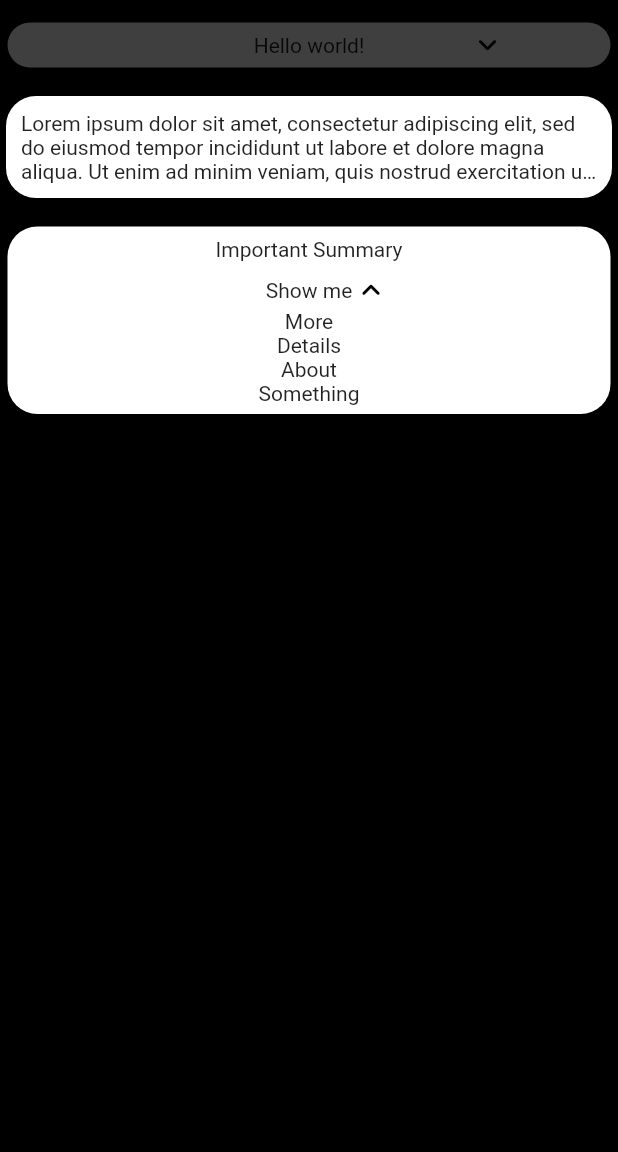
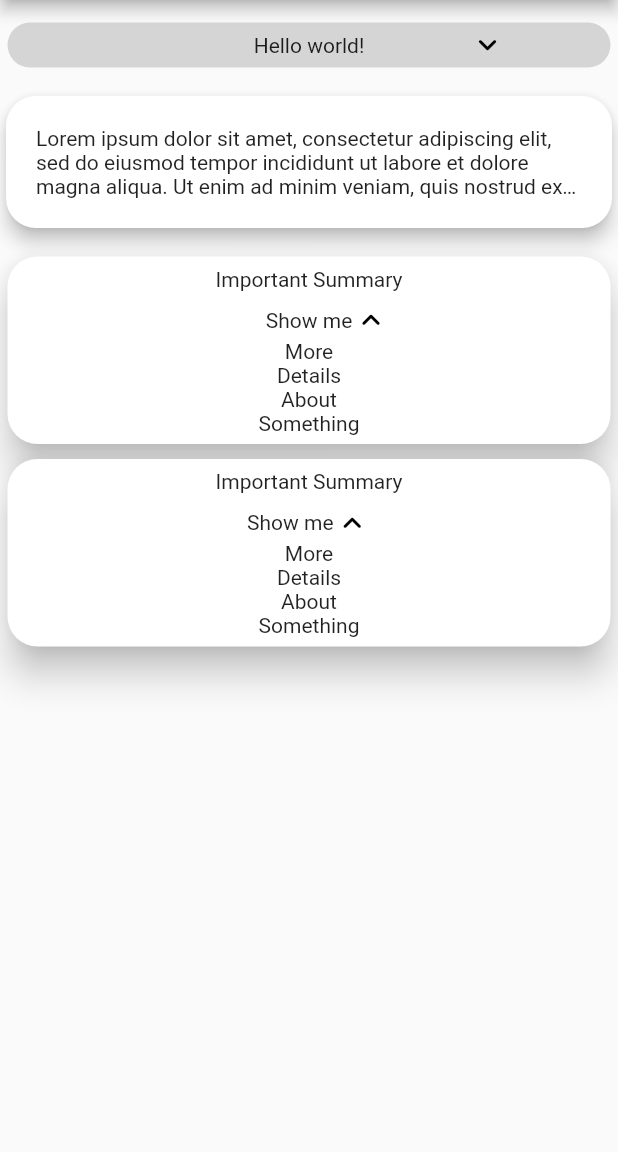
Before and after one commit to fatihozkan-github/ExpandableWidgets, a Flutter app: the screen it shows after launch, on a phone screen of 412 x 824 dp, the part 84-1236 px from its top. Run offline on Flutter 3.47's test engine with Material 2 defaults, Android fonts, the phone set to English and light mode, and no system bars.

Commit message:
• Backup

```diff
--- a/lib/example/main.dart
+++ b/lib/example/main.dart
@@ -1,4 +1,5 @@
 import 'package:expandable_widgets/expandable_widgets.dart';
+import 'package:expandable_widgets/src/expandable_text_widget.dart';
 import 'package:flutter/material.dart';
 
 void main() => runApp(MyApp());
@@ -8,7 +9,6 @@ class MyApp extends StatelessWidget {
   Widget build(BuildContext context) {
     return MaterialApp(
       home: Scaffold(
-        backgroundColor: Colors.black,
         appBar: AppBar(
           title: Center(child: Text('Expandable Widget Showcase')),
         ),
@@ -40,13 +40,14 @@ class MyApp extends StatelessWidget {
             SizedBox(height: 10),
 
             /// For long texts
-            ExpandableWidget.singleTextChild(
+            ExpandableTextWidget.singleTextChild(
               text:
                   'Lorem ipsum dolor sit amet, consectetur adipiscing elit, sed do eiusmod tempor incididunt ut labore et dolore magna aliqua. Ut enim ad minim veniam, quis nostrud exercitation ullamco laboris nisi ut aliquip ex ea commodo consequat. Duis aute irure dolor in reprehenderit in voluptate velit esse cillum dolore eu fugiat nulla pariatur. Excepteur sint occaecat cupidatat non proident, sunt in culpa qui officia deserunt mollit anim id est laborum. Lorem ipsum dolor sit amet, consectetur adipiscing elit, sed do eiusmod tempor incididunt ut labore et dolore magna aliqua. Ut enim ad minim veniam, quis nostrud exercitation ullamco laboris nisi ut aliquip ex ea commodo consequat. Duis aute irure dolor in reprehenderit in voluptate velit esse cillum dolore eu fugiat nulla pariatur. Excepteur sint occaecat cupidatat non proident, sunt in culpa qui officia deserunt mollit anim id est laborum.',
               maxLines: 3,
               elevation: 5,
-              padding: EdgeInsets.all(10),
+              padding: EdgeInsets.all(20),
               animationDuration: Duration(seconds: 1),
+
             ),
             SizedBox(height: 10),
 
@@ -75,14 +76,38 @@ class MyApp extends StatelessWidget {
               ),
               additionalWidget: Text('Show me'),
             ),
+            ExpandableWidget.extended(
+              elevation: 10,
+              initiallyExpanded: true,
+              centralizePrimaryWidget: false,
+              centralizeAdditionalWidget: false,
+              primaryWidget: Container(
+                height: 30,
+                child: Center(child: Text('Important Summary')),
+              ),
+              secondaryWidget: Container(
+                height: 70,
+                child: Center(
+                  child: Column(
+                    children: [
+                      Text('More'),
+                      Text('Details'),
+                      Text('About'),
+                      Text('Something'),
+                    ],
+                  ),
+                ),
+              ),
+              additionalWidget: Text('Show me'),
+            ),
             SizedBox(height: 10),
 
             /// Example with background image
             Padding(
               padding: EdgeInsets.symmetric(horizontal: 300.0),
               child: ExpandableWidget(
-                // primaryWidget: Container(height: 30),
-                primaryWidget: Text('ADfdg'),
+                primaryWidget: Container(height: 30),
+                // primaryWidget: Text('ADfdg'),
                 secondaryWidget: Container(height: 30),
                 showArrowIcon: true,
                 backgroundImage: DecorationImage(
--- a/lib/src/expandable.dart
+++ b/lib/src/expandable.dart
@@ -199,8 +199,10 @@ class _ExpandableState extends State<Expandable> with TickerProviderStateMixin {
     color: Colors.transparent,
     size: 25.0,
   );
+
   ShapeBorder defaultShapeBorder = RoundedRectangleBorder(
       borderRadius: BorderRadius.all(Radius.circular(20)));
+
   @override
   Widget build(BuildContext context) {
     RotationTransition defaultRotation = RotationTransition(
--- /dev/null
+++ b/lib/src/expandable_text_widget.dart
@@ -0,0 +1,31 @@
+import 'package:expandable_widgets/src/expandable_text.dart';
+import 'package:flutter/material.dart';
+
+class ExpandableTextWidget extends ExpandableText {
+  /// • Provides an expandable widget for a long text.
+  ///
+  /// • See [Expandable] for more details.
+  ExpandableTextWidget.singleTextChild({
+    String? text,
+    Color? backGroundColor,
+    double? elevation = 0,
+    EdgeInsets? padding,
+    int? maxLines = 2,
+    ShapeBorder? shape,
+    Duration? animationDuration = const Duration(milliseconds: 100),
+    Function? onPressed,
+    TextStyle? textStyle,
+  })  : assert(text != null),
+        super(
+        backgroundColor: backGroundColor,
+        text: text,
+        elevation: elevation,
+        padding: padding,
+        maxLines: maxLines,
+        shape: shape,
+        animationDuration: animationDuration,
+        onPressed: onPressed,
+        textStyle: textStyle,
+      );
+
+}
--- a/lib/src/expandable_widget.dart
+++ b/lib/src/expandable_widget.dart
@@ -41,32 +41,6 @@ class ExpandableWidget extends Expandable {
           centralizePrimaryWidget: centralizePrimaryWidget,
         );
 
-  /// • Provides an expandable widget for a long text.
-  ///
-  /// • See [Expandable] for more details.
-  ExpandableWidget.singleTextChild({
-    String? text,
-    Color? backGroundColor,
-    double? elevation = 0,
-    EdgeInsets? padding,
-    int? maxLines = 2,
-    ShapeBorder? shape,
-    Duration? animationDuration = const Duration(milliseconds: 100),
-    Function? onPressed,
-    TextStyle? textStyle,
-  })  : assert(text != null),
-        super(
-          backgroundColor: backGroundColor,
-          text: text,
-          elevation: elevation,
-          padding: padding,
-          maxLines: maxLines,
-          shape: shape,
-          animationDuration: animationDuration,
-          onPressed: onPressed,
-          textStyle: textStyle,
-          centralizePrimaryWidget: false,
-        );
 
   /// • Almost similar to [ExpandableWidget].
   ///
```
Also changed, not shown: lib/src/expandable_text.dart (added, +225 -0 lines), 1 other file.
